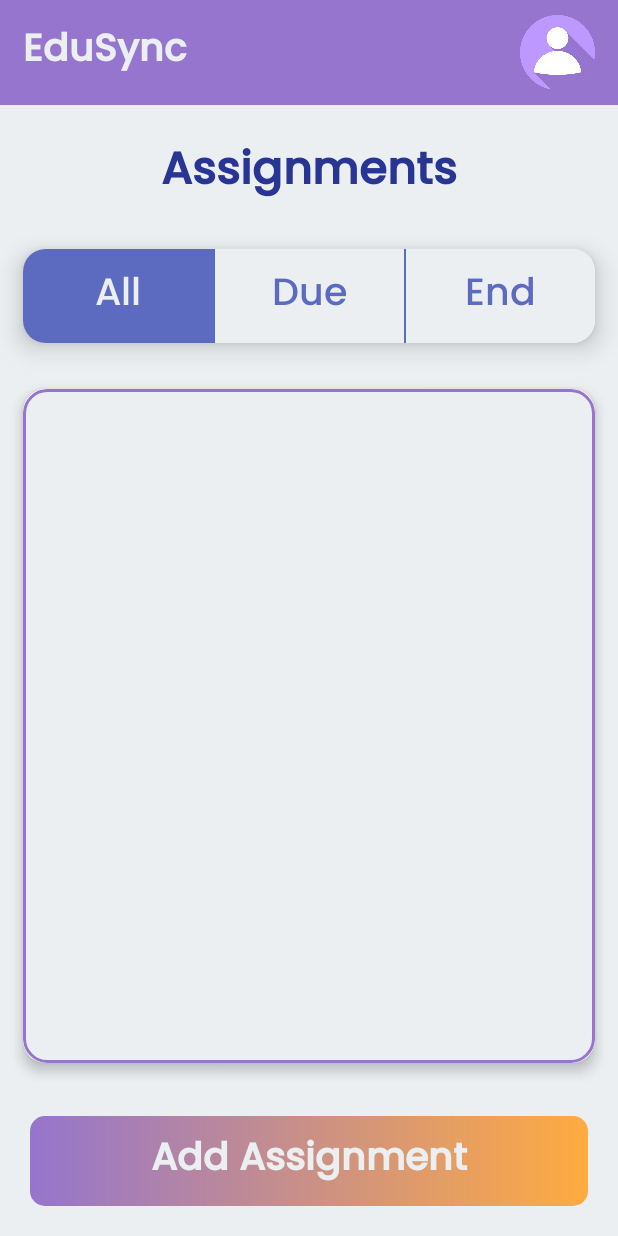
After one commit to NimsaraC/EduSync-App-Java-, an Android app: the Assignment_Page screen opened directly, with no data from a screen before it, on a phone screen of 412 x 824 dp. The commit adds this screen. Run offline under Robolectric (Android 15) with nearby library versions, the phone set to English and light mode, and no system bars.

Commit message:
initial (assignment page base)

```diff
--- a/app/src/main/AndroidManifest.xml
+++ b/app/src/main/AndroidManifest.xml
@@ -12,6 +12,9 @@
         android:supportsRtl="true"
         android:theme="@style/Theme.EduSyncApp"
         tools:targetApi="31">
+        <activity
+            android:name=".pages.Assignment_Page"
+            android:exported="false" />
         <activity
             android:name=".pages.Main_Screen"
             android:exported="false" />
--- /dev/null
+++ b/app/src/main/java/com/android/edusyncapp/pages/Assignment_Page.java
@@ -0,0 +1,65 @@
+package com.android.edusyncapp.pages;
+
+import android.os.Bundle;
+import android.widget.TextView;
+
+import androidx.activity.EdgeToEdge;
+import androidx.appcompat.app.AppCompatActivity;
+import androidx.core.graphics.Insets;
+import androidx.core.view.ViewCompat;
+import androidx.core.view.WindowInsetsCompat;
+
+import com.android.edusyncapp.R;
+
+public class Assignment_Page extends AppCompatActivity {
+
+    private TextView btnAll, btnDue, btnEnd;
+
+    @Override
+    protected void onCreate(Bundle savedInstanceState) {
+        super.onCreate(savedInstanceState);
+        EdgeToEdge.enable(this);
+        setContentView(R.layout.activity_assignment_page);
+        ViewCompat.setOnApplyWindowInsetsListener(findViewById(R.id.main), (v, insets) -> {
+            Insets systemBars = insets.getInsets(WindowInsetsCompat.Type.systemBars());
+            v.setPadding(systemBars.left, systemBars.top, systemBars.right, systemBars.bottom);
+            return insets;
+        });
+        items();
+        btnAll.setTextColor(getResources().getColor(R.color.primary));
+        btnAll.setBackgroundColor(getResources().getColor(R.color.secondary_text));
+        actions();
+    }
+
+    private void items(){
+        btnAll = findViewById(R.id.btnAll);
+        btnDue = findViewById(R.id.btnDue);
+        btnEnd = findViewById(R.id.btnEnd);
+    }
+    private void actions(){
+        btnAll.setOnClickListener(v->{
+            btnAll.setTextColor(getResources().getColor(R.color.primary));
+            btnDue.setTextColor(getResources().getColor(R.color.secondary_text));
+            btnEnd.setTextColor(getResources().getColor(R.color.secondary_text));
+            btnAll.setBackgroundColor(getResources().getColor(R.color.secondary_text));
+            btnDue.setBackgroundColor(getResources().getColor(R.color.primary));
+            btnEnd.setBackgroundColor(getResources().getColor(R.color.primary));
+        });
+        btnDue.setOnClickListener(v->{
+            btnAll.setTextColor(getResources().getColor(R.color.secondary_text));
+            btnDue.setTextColor(getResources().getColor(R.color.primary));
+            btnEnd.setTextColor(getResources().getColor(R.color.secondary_text));
+            btnAll.setBackgroundColor(getResources().getColor(R.color.primary));
+            btnDue.setBackgroundColor(getResources().getColor(R.color.secondary_text));
+            btnEnd.setBackgroundColor(getResources().getColor(R.color.primary));
+        });
+        btnEnd.setOnClickListener(v->{
+            btnAll.setTextColor(getResources().getColor(R.color.secondary_text));
+            btnDue.setTextColor(getResources().getColor(R.color.secondary_text));
+            btnEnd.setTextColor(getResources().getColor(R.color.primary));
+            btnAll.setBackgroundColor(getResources().getColor(R.color.primary));
+            btnDue.setBackgroundColor(getResources().getColor(R.color.primary));
+            btnEnd.setBackgroundColor(getResources().getColor(R.color.secondary_text));
+        });
+    }
+}
--- a/app/src/main/java/com/android/edusyncapp/pages/Home_Page.java
+++ b/app/src/main/java/com/android/edusyncapp/pages/Home_Page.java
@@ -1,5 +1,6 @@
 package com.android.edusyncapp.pages;
 
+import android.content.Intent;
 import android.os.Bundle;
 
 import androidx.fragment.app.Fragment;
@@ -7,43 +8,20 @@ import androidx.fragment.app.Fragment;
 import android.view.LayoutInflater;
 import android.view.View;
 import android.view.ViewGroup;
+import android.widget.LinearLayout;
 
 import com.android.edusyncapp.R;
 
-/**
- * A simple {@link Fragment} subclass.
- * Use the {@link Home_Page#newInstance} factory method to
- * create an instance of this fragment.
- */
 public class Home_Page extends Fragment {
 
-    // TODO: Rename parameter arguments, choose names that match
-    // the fragment initialization parameters, e.g. ARG_ITEM_NUMBER
-    private static final String ARG_PARAM1 = "param1";
-    private static final String ARG_PARAM2 = "param2";
 
-    // TODO: Rename and change types of parameters
-    private String mParam1;
-    private String mParam2;
 
     public Home_Page() {
-        // Required empty public constructor
     }
 
-    /**
-     * Use this factory method to create a new instance of
-     * this fragment using the provided parameters.
-     *
-     * @param param1 Parameter 1.
-     * @param param2 Parameter 2.
-     * @return A new instance of fragment Home_Page.
-     */
-    // TODO: Rename and change types and number of parameters
     public static Home_Page newInstance(String param1, String param2) {
         Home_Page fragment = new Home_Page();
         Bundle args = new Bundle();
-        args.putString(ARG_PARAM1, param1);
-        args.putString(ARG_PARAM2, param2);
         fragment.setArguments(args);
         return fragment;
     }
@@ -52,15 +30,22 @@ public class Home_Page extends Fragment {
     public void onCreate(Bundle savedInstanceState) {
         super.onCreate(savedInstanceState);
         if (getArguments() != null) {
-            mParam1 = getArguments().getString(ARG_PARAM1);
-            mParam2 = getArguments().getString(ARG_PARAM2);
         }
     }
 
+    private LinearLayout btnAssignment;
     @Override
     public View onCreateView(LayoutInflater inflater, ViewGroup container,
                              Bundle savedInstanceState) {
-        // Inflate the layout for this fragment
-        return inflater.inflate(R.layout.fragment_home__page, container, false);
+        View view = inflater.inflate(R.layout.fragment_home__page, container, false);
+
+        btnAssignment = view.findViewById(R.id.btnAssignment);
+
+        btnAssignment.setOnClickListener(v->{
+            Intent intent = new Intent(getActivity(), Assignment_Page.class);
+            startActivity(intent);
+        });
+
+        return view;
     }
 }
--- /dev/null
+++ b/app/src/main/res/layout/activity_assignment_page.xml
@@ -0,0 +1,176 @@
+<?xml version="1.0" encoding="utf-8"?>
+<LinearLayout xmlns:android="http://schemas.android.com/apk/res/android"
+    xmlns:app="http://schemas.android.com/apk/res-auto"
+    xmlns:tools="http://schemas.android.com/tools"
+    android:id="@+id/main"
+    android:orientation="vertical"
+    android:layout_width="match_parent"
+    android:layout_height="match_parent"
+    tools:context=".pages.Assignment_Page">
+
+    <LinearLayout
+        android:id="@+id/linearLayout"
+        android:layout_width="match_parent"
+        android:layout_height="70dp"
+        android:background="@color/btn_l"
+        android:orientation="horizontal"
+        android:paddingStart="15dp"
+        android:paddingEnd="15dp">
+
+        <TextView
+            android:layout_width="wrap_content"
+            android:layout_height="match_parent"
+            android:layout_weight="1"
+            android:gravity="center_vertical"
+            android:text="EduSync"
+            android:textColor="@color/primary"
+            android:textSize="25dp"
+            android:textStyle="bold" />
+
+        <ImageView
+            android:layout_width="50dp"
+            android:layout_height="50dp"
+            android:layout_gravity="center"
+            android:src="@drawable/user" />
+
+    </LinearLayout>
+
+    <androidx.constraintlayout.widget.ConstraintLayout
+        android:layout_width="match_parent"
+        android:layout_height="match_parent">
+
+        <LinearLayout
+            android:id="@+id/linearLayout2"
+            android:layout_width="match_parent"
+            android:layout_height="100dp"
+            android:orientation="vertical"
+            app:layout_constraintBaseline_toBottomOf="parent"
+            app:layout_constraintBottom_toBottomOf="parent"
+            app:layout_constraintEnd_toEndOf="parent"
+            app:layout_constraintEnd_toStartOf="parent"
+            android:background="@color/primary"
+            app:layout_constraintHorizontal_bias="0.5"
+            app:layout_constraintStart_toStartOf="parent">
+
+            <TextView
+                android:layout_width="match_parent"
+                android:layout_height="match_parent"
+                android:background="@drawable/main_button"
+                android:layout_margin="20dp"
+                android:text="Add Assignment"
+                android:gravity="center"
+                android:textColor="@color/primary"
+                android:textStyle="bold"
+                android:textSize="25dp"/>
+
+
+        </LinearLayout>
+
+        <LinearLayout
+            android:layout_width="match_parent"
+            android:layout_height="0dp"
+            android:orientation="vertical"
+            android:background="@color/primary"
+            app:layout_constraintEnd_toEndOf="parent"
+            app:layout_constraintBottom_toTopOf="@id/linearLayout2"
+            app:layout_constraintTop_toTopOf="parent"
+            app:layout_constraintHorizontal_bias="0.0"
+            app:layout_constraintStart_toStartOf="parent">
+
+            <TextView
+                android:layout_width="match_parent"
+                android:layout_height="wrap_content"
+                android:text="Assignments"
+                android:paddingTop="20dp"
+                android:paddingBottom="10dp"
+                android:textColor="@color/main_text"
+                android:textSize="30dp"
+                android:textStyle="bold"
+                android:textAlignment="center"/>
+
+            <androidx.cardview.widget.CardView
+                android:layout_width="match_parent"
+                android:layout_height="wrap_content"
+                app:cardCornerRadius="15dp"
+                app:cardElevation="10dp"
+                android:layout_margin="15dp">
+
+                <LinearLayout
+                    android:layout_width="match_parent"
+                    android:layout_height="wrap_content"
+                    android:orientation="horizontal">
+
+                    <TextView
+                        android:id="@+id/btnAll"
+                        android:layout_width="match_parent"
+                        android:layout_height="wrap_content"
+                        android:layout_weight="0.33"
+                        android:text="All"
+                        android:textColor="@color/secondary_text"
+                        android:textSize="25dp"
+                        android:padding="10dp"
+                        android:background="@color/primary"
+                        android:textAlignment="center"/>
+
+                    <com.google.android.material.divider.MaterialDivider
+                        android:layout_width="1dp"
+                        android:layout_height="match_parent"
+                        orientation="vertical"
+                        app:dividerColor="@color/secondary_text"/>
+
+                    <TextView
+                        android:id="@+id/btnDue"
+                        android:layout_width="match_parent"
+                        android:layout_height="wrap_content"
+                        android:layout_weight="0.33"
+                        android:text="Due"
+                        android:textColor="@color/secondary_text"
+                        android:textSize="25dp"
+                        android:padding="10dp"
+                        android:background="@color/primary"
+                        android:textAlignment="center"/>
+
+                    <com.google.android.material.divider.MaterialDivider
+                        android:layout_width="1dp"
+                        android:layout_height="match_parent"
+                        orientation="vertical"
+                        app:dividerColor="@color/secondary_text"/>
+
+                    <TextView
+                        android:id="@+id/btnEnd"
+                        android:layout_width="match_parent"
+                        android:layout_height="wrap_content"
+                        android:layout_weight="0.33"
+                        android:text="End"
+                        android:textColor="@color/secondary_text"
+                        android:textSize="25dp"
+                        android:padding="10dp"
+                        android:background="@color/primary"
+                        android:textAlignment="center"/>
+
+                </LinearLayout>
+
+            </androidx.cardview.widget.CardView>
+
+            <androidx.cardview.widget.CardView
+                android:layout_width="match_parent"
+                android:layout_height="match_parent"
+                android:layout_margin="15dp"
+                app:cardCornerRadius="15dp"
+                app:cardElevation="5dp">
+
+                <LinearLayout
+                    android:layout_width="match_parent"
+                    android:layout_height="match_parent"
+                    android:background="@drawable/border_card">
+
+
+
+                </LinearLayout>
+
+            </androidx.cardview.widget.CardView>
+
+        </LinearLayout>
+
+    </androidx.constraintlayout.widget.ConstraintLayout>
+</LinearLayout>
--- a/app/src/main/res/layout/fragment_home__page.xml
+++ b/app/src/main/res/layout/fragment_home__page.xml
@@ -78,6 +78,7 @@
                 android:layout_marginBottom="15dp">
 
                 <LinearLayout
+                    android:id="@+id/btnAssignment"
                     android:layout_width="match_parent"
                     android:layout_height="wrap_content"
                     android:orientation="vertical"
```
